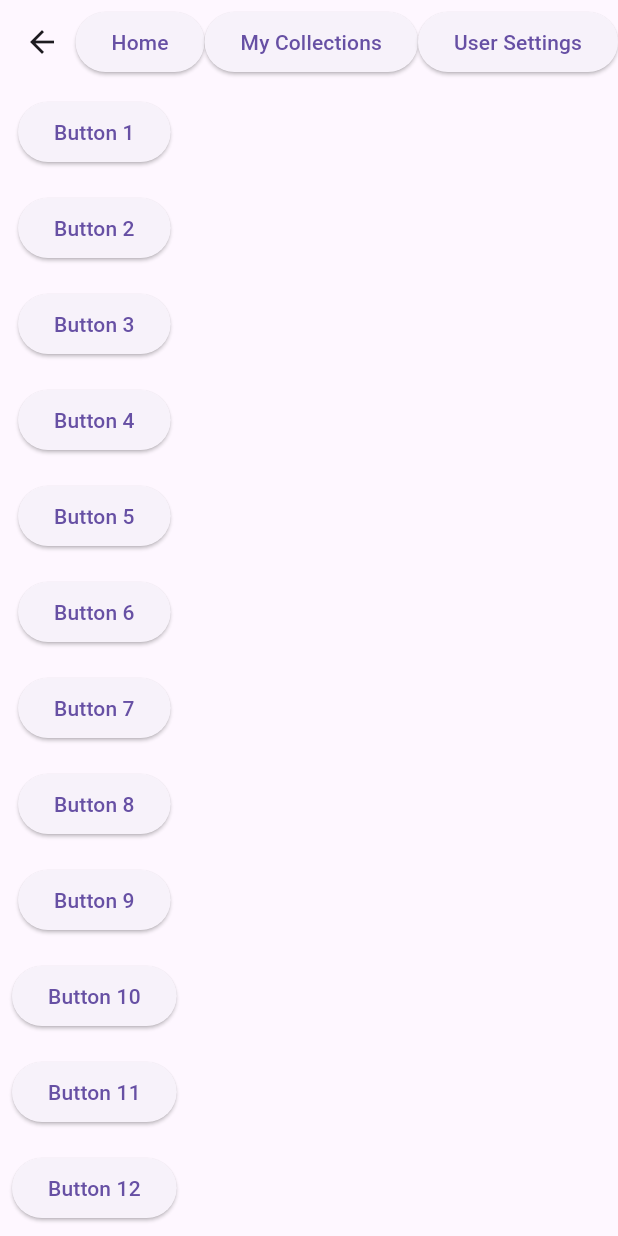
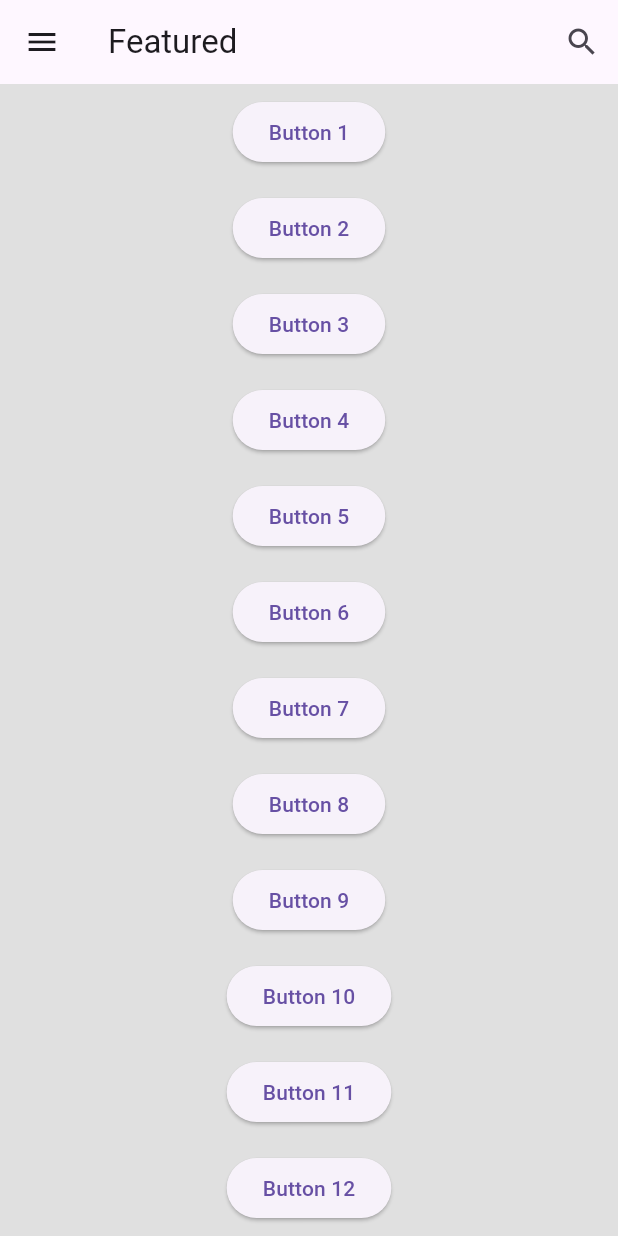
Before and after one commit to W-Crimson/Mobile-Knit-and-Crochet-App, a Flutter app: the screen it shows after launch, after a tap on "Continue as Guest", on a phone screen of 412 x 824 dp. Run offline on Flutter 3.47's test engine with Material 3 defaults, Android fonts, the phone set to English and light mode, and no system bars.

Commit message:
Updated Drawer and high contrast option

```diff
--- /dev/null
+++ b/Flutter/knitting_crochet_repository/devtools_options.yaml
@@ -0,0 +1,3 @@
+description: This file stores settings for Dart & Flutter DevTools.
+documentation: https://docs.flutter.dev/tools/devtools/extensions#configure-extension-enablement-states
+extensions:
--- a/Flutter/knitting_crochet_repository/lib/main.dart
+++ b/Flutter/knitting_crochet_repository/lib/main.dart
@@ -1,16 +1,59 @@
 import 'package:flutter/material.dart';
+import 'package:provider/provider.dart';
 /*import 'package:firebase_core/firebase_core.dart';
 import 'firebase_options.dart';
 import './postFunctions.dart';
 import './authFunctions.dart';
 */
+
+class ThemeNotifier with ChangeNotifier {
+  bool _isHighContrast = false;
+
+  bool get isHighContrast => _isHighContrast;
+
+  void toggleTheme() {
+    _isHighContrast = !_isHighContrast;
+    notifyListeners(); // Tells all listening widgets to rebuild
+  }
+}
+
+// Standard Theme (Example)
+final ThemeData defaultTheme = ThemeData(
+  brightness: Brightness.light,
+  primarySwatch: Colors.blue,
+  scaffoldBackgroundColor: Color(0xFFE0E0E0), // Light gray
+  textTheme: TextTheme(bodyMedium: TextStyle(color: Colors.black87)),
+);
+
+// High Contrast Theme
+final ThemeData highContrastTheme = ThemeData(
+  brightness: Brightness.light,
+  // Use pure white background and pure black foreground for maximum contrast
+  primaryColor: Color(0xFF1C304A), // Highly visible accent color
+  scaffoldBackgroundColor: Color(0xFF046B99),
+  textTheme: TextTheme(
+    bodyMedium: TextStyle(
+      color: Color(0xFFB3EFFF), // Highly visible text color
+      fontWeight: FontWeight.bold, // Increase readability
+    ),
+    titleLarge: TextStyle(color: Color(0xFFB3EFFF),),
+  ),
+  buttonTheme: ButtonThemeData(
+    buttonColor: const Color(0xFF1C304A), // High-contrast button color
+  ),
+);
+
 void main() async {
   /*WidgetsFlutterBinding.ensureInitialized();
   await Firebase.initializeApp(
     options: DefaultFirebaseOptions.currentPlatform,
   );
   */
-  runApp(const MyApp());
+  runApp(
+    ChangeNotifierProvider(create: (_) => ThemeNotifier(),
+    child: MyApp(),
+    ),
+  );
 }
 
 
@@ -19,9 +62,12 @@ class MyApp extends StatelessWidget {
 
   @override
   Widget build(BuildContext context) {
+    @override
+    final themeNotifier = Provider.of<ThemeNotifier>(context);
+
     return MaterialApp(
       title: 'MyApp',
-      theme: ThemeData(primarySwatch: Colors.blue),
+      theme: themeNotifier.isHighContrast ? highContrastTheme : defaultTheme,
       home: WelcomePage(),
 
       initialRoute: '/welcome',
@@ -44,6 +90,10 @@ class MyApp extends StatelessWidget {
     );
   }
 }
+
+
+
+
 class WelcomePage extends StatelessWidget {
   const WelcomePage({super.key});
 
@@ -66,11 +116,10 @@ class WelcomePage extends StatelessWidget {
             SizedBox(height: 12,),
             ElevatedButton(
               onPressed: () {
-                Navigator.pushNamed(context, '/HomePage');
+                Navigator.pushReplacementNamed(context, '/HomePage');
               },
               child: const Text('Continue as Guest'),
             ),
-
           ],
         ),
       ),
@@ -148,34 +197,62 @@ class HomePage extends StatefulWidget {
 class _HomePageState extends State<HomePage> {
   @override
   Widget build(BuildContext context) {
-    // TODO: implement build
+    final themeNotifier = Provider.of<ThemeNotifier>(context, listen: false);
     return Scaffold(
-      appBar: AppBar(
-        //title: const Text('Home Page', style: TextStyle(fontSize: 24)),
-        actions: [
-          ElevatedButton(onPressed: (){
-            Navigator.pushNamed(context, '/HomePage');
-          }
-          , child: const Text('Home')),
-          ElevatedButton(onPressed: (){
+      // 1. Define the Drawer (The slide-out menu)
+      drawer: Drawer(
+        backgroundColor: Theme.of(context).scaffoldBackgroundColor,
+        child: ListView(
+          padding: EdgeInsets.zero,
+          children: [
+            DrawerHeader(
+              decoration: BoxDecoration(color: Theme.of(context).colorScheme.primary,),
+              child: Text('Menu', style: TextStyle(color: Theme.of(context).textTheme.titleLarge!.color, fontSize: 32)),
+            ),
+            ListTile(
+              leading: Icon(Icons.favorite, color: Colors.pink),
+              title: Text('My Collections', style: TextStyle(color: Theme.of(context).textTheme.titleLarge!.color, fontSize: 24) ),
+              onTap: () {
                 Navigator.pushNamed(context, '/MyCollectionsPage');
-          }
-          , child: const Text('My Collections')),
-          ElevatedButton(onPressed: (){
-            Navigator.pushNamed(context, '/UserSettingsPage');
-          }
-          , child: const Text('User Settings')),
-        ],
-        leading: IconButton(
-          icon: Icon(Icons.arrow_back), // Or any other icon
-          onPressed: () {
-            Navigator.of(context).pop(); // Navigate back
               },
             ),
+            ListTile(
+              leading: Icon(Icons.settings, color: Theme.of(context).textTheme.titleLarge!.color),
+              title: Text('User Settings', style: TextStyle(color: Theme.of(context).textTheme.titleLarge!.color, fontSize: 24)),
+              onTap: () {
+                Navigator.pushNamed(context, '/UserSettingsPage');
+              },
+            ),
+            SwitchListTile(
+              title: Text('High Contrast', style: TextStyle(color: Theme.of(context).textTheme.titleLarge!.color, fontSize: 24)),
+              value: Provider.of<ThemeNotifier>(context).isHighContrast, // Read the value
+              onChanged: (bool newValue) {
+                themeNotifier.toggleTheme(); // Call the toggle method
+              },
+            ),
+          ],
+        ),
+      ),
+
+      appBar: AppBar(
+        title: Text("Featured"),
+        actions: [
+          IconButton(
+            icon: Icon(Icons.search),
+            onPressed: () {
+        // This is the built-in Flutter method.
+        // You must pass the context and your custom delegate (created below)
+              showSearch(
+                context: context,
+                delegate: MySearchDelegate()
+              );
+            },
+          )
+        ],
       ),
       body:
-
-      SingleChildScrollView(
+      Center(
+        child: SingleChildScrollView(
           child: Column(
             mainAxisAlignment: MainAxisAlignment.center,
             children: [
@@ -192,9 +269,94 @@ class _HomePageState extends State<HomePage> {
             ],
           ),
         ),
+      ),
     );
   }
 }
+
+class MySearchDelegate extends SearchDelegate {
+
+  // Dummy data to search through
+  List<String> searchTerms = [
+    "Apple",
+    "Banana",
+    "Pear",
+    "Watermelon",
+    "Oranges",
+    "Blueberries",
+    "Strawberries",
+    "Raspberries",
+  ];
+
+  // 1. Build the "Clear" (X) button on the right
+  @override
+  List<Widget>? buildActions(BuildContext context) {
+    return [
+      IconButton(
+        icon: Icon(Icons.clear),
+        onPressed: () {
+          query = ''; // Clear the search bar text
+        },
+      ),
+    ];
+  }
+
+  // 2. Build the "Back" arrow on the left
+  @override
+  Widget? buildLeading(BuildContext context) {
+    return IconButton(
+      icon: Icon(Icons.arrow_back),
+      onPressed: () {
+        close(context, null); // Close the search, return nothing
+      },
+    );
+  }
+
+  // 3. Show Results (What appears when user hits "Enter")
+  @override
+  Widget buildResults(BuildContext context) {
+    List<String> matchQuery = [];
+    for (var fruit in searchTerms) {
+      if (fruit.toLowerCase().contains(query.toLowerCase())) {
+        matchQuery.add(fruit);
+      }
+    }
+    return ListView.builder(
+      itemCount: matchQuery.length,
+      itemBuilder: (context, index) {
+        var result = matchQuery[index];
+        return ListTile(
+          title: Text(result),
+        );
+      },
+    );
+  }
+
+  // 4. Show Suggestions (What appears while typing)
+  @override
+  Widget buildSuggestions(BuildContext context) {
+    List<String> matchQuery = [];
+    for (var fruit in searchTerms) {
+      if (fruit.toLowerCase().contains(query.toLowerCase())) {
+        matchQuery.add(fruit);
+      }
+    }
+    return ListView.builder(
+      itemCount: matchQuery.length,
+      itemBuilder: (context, index) {
+        var result = matchQuery[index];
+        return ListTile(
+          title: Text(result),
+          onTap: () {
+            query = result; // Fill the search bar with this suggestion
+            showResults(context); // Force show results
+          },
+        );
+      },
+    );
+  }
+}
+
 class SearchPage extends StatefulWidget {
   const SearchPage({super.key});
 
@@ -205,17 +367,31 @@ class SearchPage extends StatefulWidget {
 class _SearchPageState extends State<SearchPage> {
   @override
   Widget build(BuildContext context) {
-    // TODO: implement build
      throw UnimplementedError();
   }
 }
-class UserSettingPage extends StatelessWidget {
+class UserSettingPage extends StatefulWidget {
   const UserSettingPage({super.key});
 
   @override
+  State<UserSettingPage> createState() => _UserSettingPageState();
+}
+
+class _UserSettingPageState extends State<UserSettingPage> {
+  @override
   Widget build(BuildContext context) {
-    // TODO: implement build
-    throw UnimplementedError();
+    @override
+    final themeNotifier = Provider.of<ThemeNotifier>(context, listen: false);
+    return Scaffold(
+      appBar: AppBar(title: Text('Settings')),
+      body: SwitchListTile(
+        title: Text('High Contrast Mode'),
+        value: Provider.of<ThemeNotifier>(context).isHighContrast, // Read the value
+        onChanged: (bool newValue) {
+          themeNotifier.toggleTheme(); // Call the toggle method
+        },
+      ),
+    );
   }
 }
 
--- a/Flutter/knitting_crochet_repository/pubspec.yaml
+++ b/Flutter/knitting_crochet_repository/pubspec.yaml
@@ -34,6 +34,7 @@ dependencies:
   # The following adds the Cupertino Icons font to your application.
   # Use with the CupertinoIcons class for iOS style icons.
   cupertino_icons: ^1.0.8
+  provider: ^6.1.4
 
 dev_dependencies:
   flutter_test:
@@ -44,7 +45,7 @@ dev_dependencies:
   # activated in the `analysis_options.yaml` file located at the root of your
   # package. See that file for information about deactivating specific lint
   # rules and activating additional ones.
-  flutter_lints: ^5.0.0
+  flutter_lints: ^6.0.0
 
 # For information on the generic Dart part of this file, see the
 # following page: https://dart.dev/tools/pub/pubspec
```
Also changed, not shown: Flutter/knitting_crochet_repository/pubspec.lock. Lines whose indentation alone changed are shown as unchanged.
